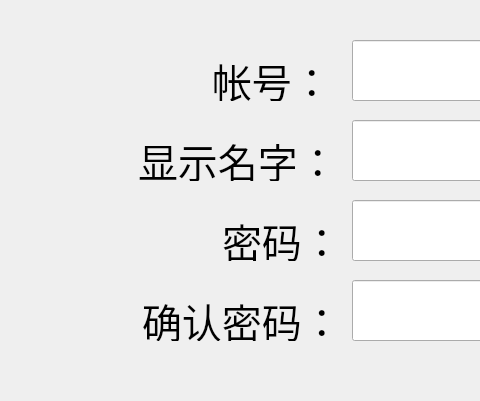
First picture: the form in Setup/adduser.ui, repository yingzhihua/DxHS-C, before the edit; both pictures show x 258 to 738 and y 150 to 551 of the 1148 by 810 pixel window.
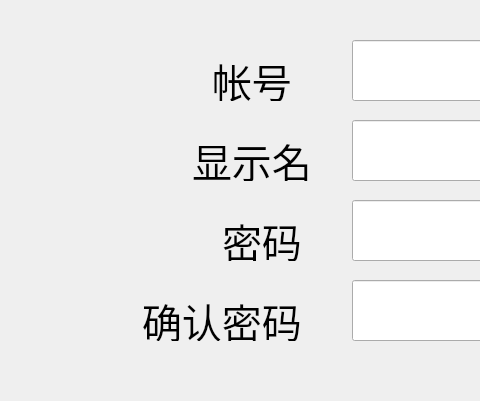
Second picture: the form after the edit. Icons and pictures are not drawn.

The edit to the form file:
```diff
--- a/Setup/adduser.ui
+++ b/Setup/adduser.ui
@@ -33,15 +33,15 @@
     </font>
    </property>
    <property name="text">
-    <string>帐号：</string>
+    <string>帐号</string>
    </property>
   </widget>
   <widget class="QLabel" name="label_adduser_disp_name">
    <property name="geometry">
     <rect>
-     <x>396</x>
+     <x>450</x>
      <y>290</y>
-     <width>191</width>
+     <width>131</width>
      <height>41</height>
     </rect>
    </property>
@@ -51,7 +51,7 @@
     </font>
    </property>
    <property name="text">
-    <string>显示名字：</string>
+    <string>显示名</string>
    </property>
   </widget>
   <widget class="QLabel" name="label_adduser_pwd">
@@ -69,7 +69,7 @@
     </font>
    </property>
    <property name="text">
-    <string>密码：</string>
+    <string>密码</string>
    </property>
   </widget>
   <widget class="QLabel" name="label_adduser_pwd_2">
@@ -87,7 +87,7 @@
     </font>
    </property>
    <property name="text">
-    <string>确认密码：</string>
+    <string>确认密码</string>
    </property>
   </widget>
   <widget class="QCheckBox" name="cBox_adduser_type">
@@ -216,6 +216,34 @@
     <bool>true</bool>
    </property>
   </widget>
+  <widget class="QLabel" name="label_background">
+   <property name="geometry">
+    <rect>
+     <x>310</x>
+     <y>120</y>
+     <width>761</width>
+     <height>491</height>
+    </rect>
+   </property>
+   <property name="styleSheet">
+    <string notr="true">background-image: url(:/images/loginbk.png);</string>
+   </property>
+   <property name="text">
+    <string/>
+   </property>
+  </widget>
+  <zorder>label_background</zorder>
+  <zorder>label_adduser_user</zorder>
+  <zorder>label_adduser_disp_name</zorder>
+  <zorder>label_adduser_pwd</zorder>
+  <zorder>label_adduser_pwd_2</zorder>
+  <zorder>cBox_adduser_type</zorder>
+  <zorder>lEdit_adduser_user</zorder>
+  <zorder>lEdit_adduser_disp_name</zorder>
+  <zorder>lEdit_adduser_pwd</zorder>
+  <zorder>lEdit_adduser_pwd_2</zorder>
+  <zorder>pushButton</zorder>
+  <zorder>pushButton_2</zorder>
  </widget>
  <resources/>
  <connections/>
```
